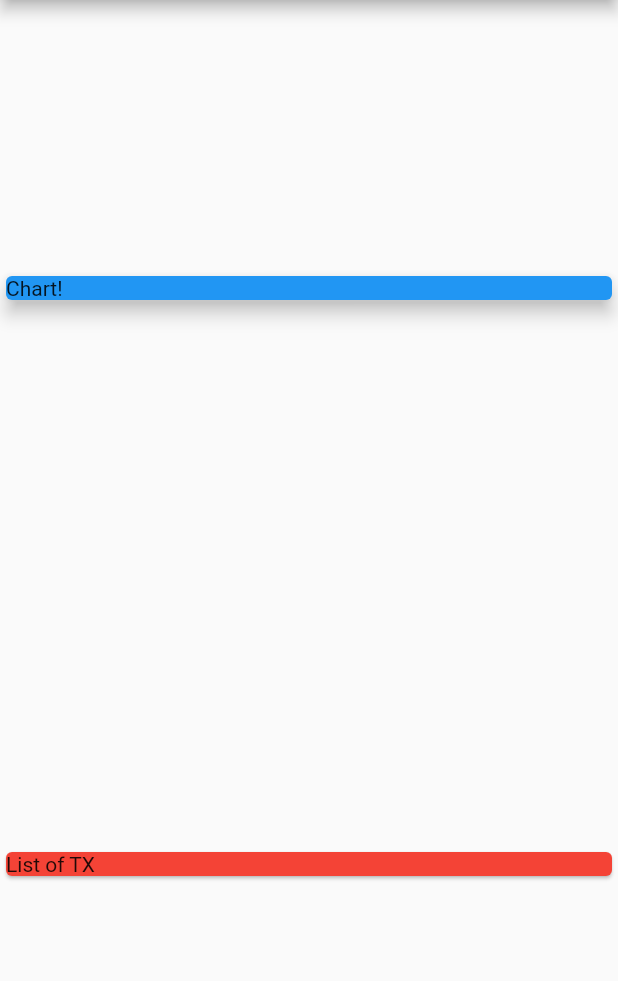
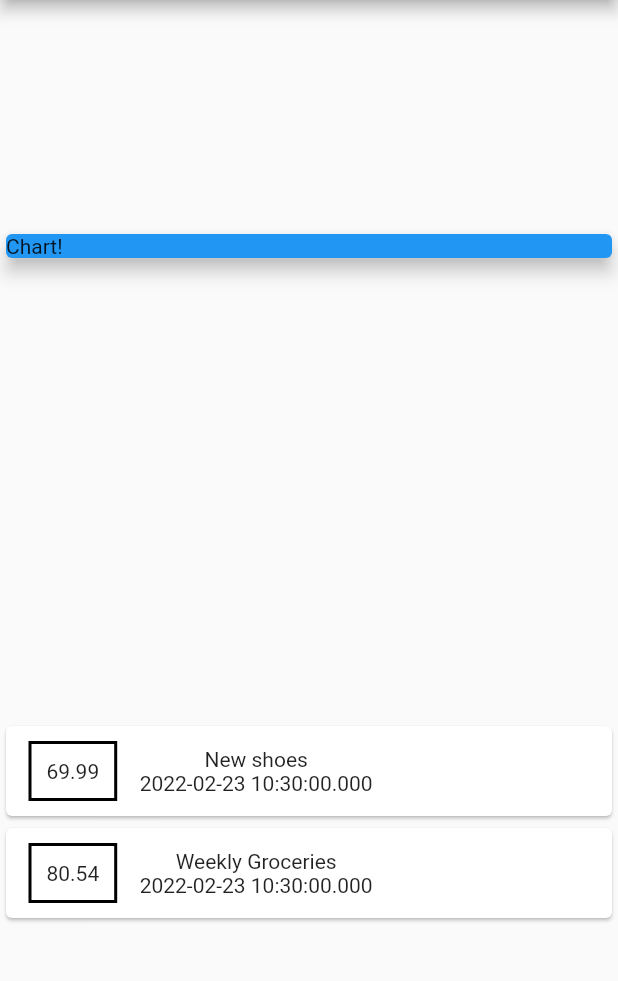
Before and after one commit to JulienMalcouronne/expense_tracker_flutter, a Flutter app: the screen it shows after launch, on a phone screen of 412 x 824 dp, the part 84-1065 px from its top. Run offline on Flutter 3.47's test engine with Material 2 defaults, Android fonts, the phone set to English and light mode, and no system bars.

Commit message:
added style and containers on expenses

```diff
--- a/lib/main.dart
+++ b/lib/main.dart
@@ -47,10 +47,40 @@ class MyHomePage extends StatelessWidget {
               elevation: 5,
             ),
           ),
-          Card(
-            color: Colors.red,
-            child: Text('List of TX'),
-          )
+          Column(
+            children: transactions.map((transaction) {
+              return Card(
+                child: Row(
+                  children: <Widget>[
+                    Container(
+                      margin: EdgeInsets.symmetric(
+                        vertical: 10,
+                        horizontal: 15,
+                      ),
+                      decoration: BoxDecoration(
+                        border: Border.all(
+                          color: Colors.black,
+                          width: 2,
+                        ),
+                      ),
+                      padding: EdgeInsets.all(10),
+                      child: Text(
+                        transaction.amount.toString(),
+                      ),
+                    ),
+                    Column(
+                      children: <Widget>[
+                        Text(transaction.title),
+                        Text(
+                          transaction.date.toString(),
+                        ),
+                      ],
+                    ),
+                  ],
+                ),
+              );
+            }).toList(),
+          ),
         ],
       ),
     );
```
